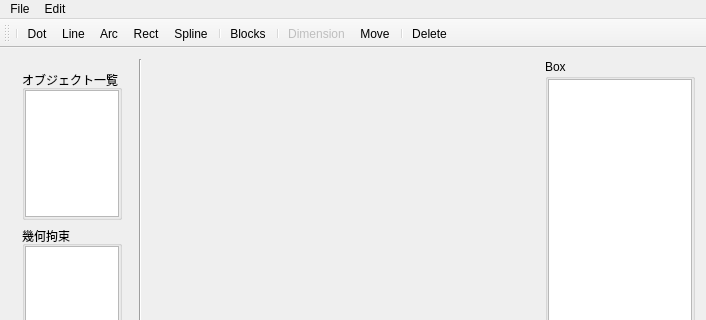
Above: src/MainWindow.ui from hal1437/BlockMaker before the change; both pictures show x 0 to 706 and y 0 to 320 of the 706 by 481 pixel window. Below: the same form after it.
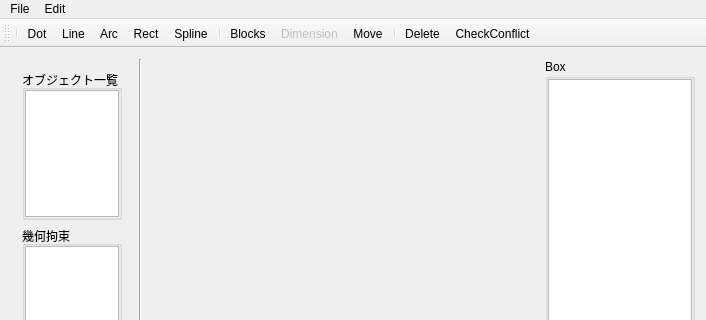
That is the form after the change. Icons and pictures are not drawn. Custom widgets are drawn as their Qt base class.

The edit to the form file:
```diff
--- a/src/MainWindow.ui
+++ b/src/MainWindow.ui
@@ -284,11 +284,11 @@
    <addaction name="ToolSpline"/>
    <addaction name="separator"/>
    <addaction name="ToolBlocks"/>
-   <addaction name="separator"/>
    <addaction name="ToolDimension"/>
    <addaction name="actionMove"/>
    <addaction name="separator"/>
    <addaction name="actionDelete"/>
+   <addaction name="actionCheckConflict"/>
   </widget>
   <widget class="QStatusBar" name="statusBar"/>
   <action name="ToolDot">
```
